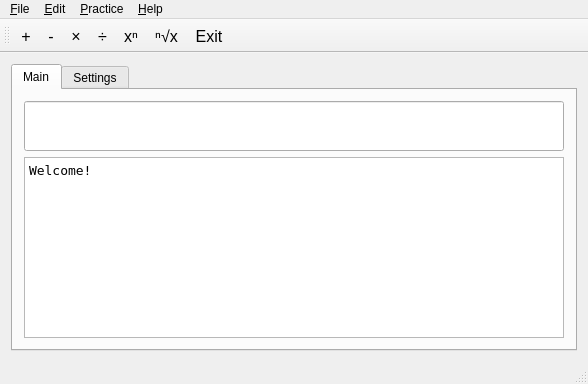
Above: mainwindow.ui from RealGrep/QMentat before the change. Below: the same form after it.
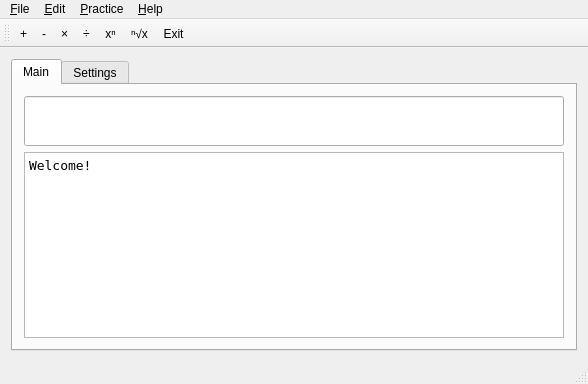
That is the form after the change. Icons and pictures are not drawn.

Commit message:
Moved window title out of .ui files
Just moved the window title into the main file, so I can easily inject the version number.

What changed in the file:
```diff
--- a/mainwindow.ui
+++ b/mainwindow.ui
@@ -194,9 +194,7 @@
     <string>E&amp;xit</string>
    </property>
    <property name="font">
-    <font>
-     <pointsize>12</pointsize>
-    </font>
+    <font/>
    </property>
    <property name="iconVisibleInMenu">
     <bool>true</bool>
@@ -210,9 +208,7 @@
     <string>+</string>
    </property>
    <property name="font">
-    <font>
-     <pointsize>12</pointsize>
-    </font>
+    <font/>
    </property>
    <property name="iconVisibleInMenu">
     <bool>false</bool>
@@ -226,9 +222,7 @@
     <string>-</string>
    </property>
    <property name="font">
-    <font>
-     <pointsize>12</pointsize>
-    </font>
+    <font/>
    </property>
    <property name="iconVisibleInMenu">
     <bool>false</bool>
@@ -245,9 +239,7 @@
     <string>Multiplication</string>
    </property>
    <property name="font">
-    <font>
-     <pointsize>12</pointsize>
-    </font>
+    <font/>
    </property>
    <property name="iconVisibleInMenu">
     <bool>false</bool>
@@ -264,9 +256,7 @@
     <string>DIvision</string>
    </property>
    <property name="font">
-    <font>
-     <pointsize>12</pointsize>
-    </font>
+    <font/>
    </property>
    <property name="iconVisibleInMenu">
     <bool>true</bool>
@@ -285,9 +275,7 @@
     <string>xⁿ</string>
    </property>
    <property name="font">
-    <font>
-     <pointsize>12</pointsize>
-    </font>
+    <font/>
    </property>
    <property name="iconVisibleInMenu">
     <bool>true</bool>
@@ -301,9 +289,7 @@
     <string>ⁿ√x</string>
    </property>
    <property name="font">
-    <font>
-     <pointsize>12</pointsize>
-    </font>
+    <font/>
    </property>
    <property name="iconVisibleInMenu">
     <bool>true</bool>
```
Left out of the diff: 2 changed lines with no effect on the pictures. The commit also changes 1 other file.
